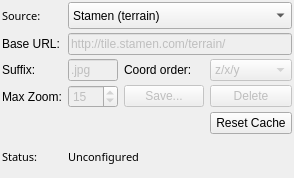
Old version of the form tile_map/src/tile_map_config.ui in the repository swri-robotics/mapviz.
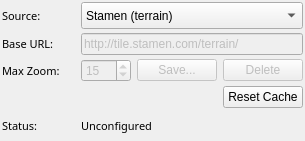
New version of the form.

What changed in the file:
```diff
--- a/tile_map/src/tile_map_config.ui
+++ b/tile_map/src/tile_map_config.ui
@@ -6,8 +6,8 @@
    <rect>
     <x>0</x>
     <y>0</y>
-    <width>294</width>
-    <height>178</height>
+    <width>305</width>
+    <height>141</height>
    </rect>
   </property>
   <property name="windowTitle">
@@ -24,7 +24,13 @@
     <number>2</number>
    </property>
    <item row="3" column="0">
-    <widget class="QLabel" name="label_3">
+    <widget class="QLabel" name="url_label">
+     <property name="font">
+      <font>
+       <family>Sans Serif</family>
+       <pointsize>8</pointsize>
+      </font>
+     </property>
      <property name="text">
       <string>Base URL:</string>
      </property>
@@ -43,83 +49,42 @@
      </property>
     </widget>
    </item>
-   <item row="4" column="3">
-    <widget class="QComboBox" name="coord_order_combo_box">
-     <property name="enabled">
-      <bool>false</bool>
+   <item row="7" column="1" colspan="3">
+    <widget class="QLabel" name="status">
+     <property name="font">
+      <font>
+       <family>Sans Serif</family>
+       <pointsize>8</pointsize>
+      </font>
      </property>
-     <property name="sizePolicy">
-      <sizepolicy hsizetype="Expanding" vsizetype="Fixed">
-       <horstretch>0</horstretch>
-       <verstretch>0</verstretch>
-      </sizepolicy>
+     <property name="styleSheet">
+      <string notr="true"/>
      </property>
-     <item>
-      <property name="text">
-       <string>z/x/y</string>
-      </property>
-     </item>
-     <item>
-      <property name="text">
-       <string>z/y/x</string>
-      </property>
-     </item>
-     <item>
-      <property name="text">
-       <string>x/y/z</string>
-      </property>
-     </item>
-     <item>
-      <property name="text">
-       <string>x/z/y</string>
-      </property>
-     </item>
-     <item>
-      <property name="text">
-       <string>y/x/z</string>
-      </property>
-     </item>
-     <item>
-      <property name="text">
-       <string>y/z/x</string>
-      </property>
-     </item>
-    </widget>
-   </item>
-   <item row="4" column="2">
-    <widget class="QLabel" name="label_5">
      <property name="text">
-      <string>Coord order:</string>
+      <string>Unconfigured</string>
+     </property>
+     <property name="wordWrap">
+      <bool>true</bool>
      </property>
     </widget>
    </item>
-   <item row="5" column="0">
+   <item row="4" column="0">
     <widget class="QLabel" name="label_6">
+     <property name="font">
+      <font>
+       <family>Sans Serif</family>
+       <pointsize>8</pointsize>
+      </font>
+     </property>
      <property name="text">
       <string>Max Zoom:</string>
      </property>
     </widget>
    </item>
-   <item row="4" column="0">
-    <widget class="QLabel" name="label_4">
+   <item row="5" column="3">
+    <widget class="QPushButton" name="reset_cache_button">
      <property name="text">
-      <string>Suffix:</string>
-     </property>
-    </widget>
-   </item>
-   <item row="4" column="1">
-    <widget class="QLineEdit" name="suffix_text">
-     <property name="enabled">
-      <bool>false</bool>
-     </property>
-     <property name="maximumSize">
-      <size>
-       <width>50</width>
-       <height>16777215</height>
-      </size>
-     </property>
-     <property name="text">
-      <string>.jpg</string>
+      <string>Reset Cache</string>
      </property>
     </widget>
    </item>
@@ -166,7 +131,27 @@
      </property>
     </widget>
    </item>
-   <item row="8" column="0">
+   <item row="4" column="3">
+    <widget class="QPushButton" name="delete_button">
+     <property name="enabled">
+      <bool>false</bool>
+     </property>
+     <property name="text">
+      <string>Delete</string>
+     </property>
+    </widget>
+   </item>
+   <item row="4" column="2">
+    <widget class="QPushButton" name="save_button">
+     <property name="enabled">
+      <bool>false</bool>
+     </property>
+     <property name="text">
+      <string>Save...</string>
+     </property>
+    </widget>
+   </item>
+   <item row="7" column="0">
     <widget class="QLabel" name="label_2">
      <property name="font">
       <font>
@@ -179,7 +164,7 @@
      </property>
     </widget>
    </item>
-   <item row="5" column="1">
+   <item row="4" column="1">
     <widget class="QSpinBox" name="max_zoom_spin_box">
      <property name="enabled">
       <bool>false</bool>
@@ -201,52 +186,6 @@
      </property>
     </widget>
    </item>
-   <item row="6" column="3">
-    <widget class="QPushButton" name="reset_cache_button">
-     <property name="text">
-      <string>Reset Cache</string>
-     </property>
-    </widget>
-   </item>
-   <item row="8" column="1" colspan="3">
-    <widget class="QLabel" name="status">
-     <property name="font">
-      <font>
-       <family>Sans Serif</family>
-       <pointsize>8</pointsize>
-      </font>
-     </property>
-     <property name="styleSheet">
-      <string notr="true"/>
-     </property>
-     <property name="text">
-      <string>Unconfigured</string>
-     </property>
-     <property name="wordWrap">
-      <bool>true</bool>
-     </property>
-    </widget>
-   </item>
-   <item row="5" column="2">
-    <widget class="QPushButton" name="save_button">
-     <property name="enabled">
-      <bool>false</bool>
-     </property>
-     <property name="text">
-      <string>Save...</string>
-     </property>
-    </widget>
-   </item>
-   <item row="5" column="3">
-    <widget class="QPushButton" name="delete_button">
-     <property name="enabled">
-      <bool>false</bool>
-     </property>
-     <property name="text">
-      <string>Delete</string>
-     </property>
-    </widget>
-   </item>
   </layout>
  </widget>
  <resources/>
```
Left out of the diff: 7 changed lines with no effect on the pictures.
